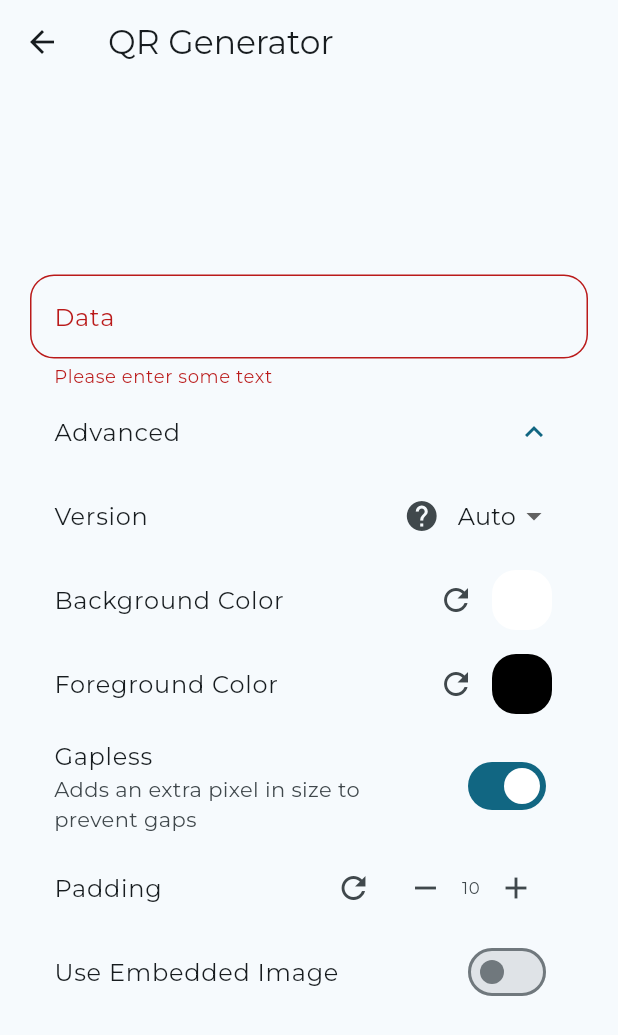
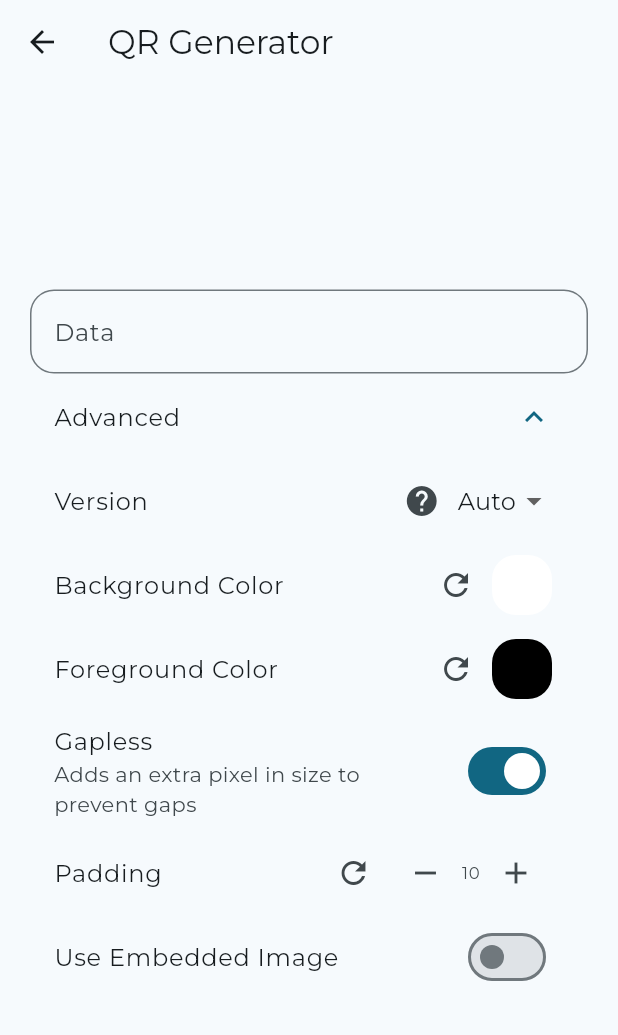
Before and after one commit to jhihyulin/WEBSITE, a Flutter app: the QRGeneratorPage screen opened by its route, after a tap on "Advanced", after a tap on the "refresh" icon, on a phone screen of 412 x 824 dp. Shown: the top 1035 px of the screen. Run offline on Flutter 3.47's test engine with Material 2 defaults, Android fonts, the phone set to English and light mode, and no system bars; our stand-ins replace animated_text_kit, cloud_firestore, firebase_auth, firebase_core, flutter_colorpicker, flutter_svg and 2 more; missing offline and left inert: dart:html, firebase_app_check, firebase_ui_auth, firebase_ui_oauth_facebook, firebase_ui_oauth_google, firebase_ui_oauth_twitter; accounts and stored records are empty; statements that could not run were skipped; project files that could hold a hidden picture were left out.

Commit message:
qr generator remove validator

```diff
--- a/lib/pages/qr_generator.dart
+++ b/lib/pages/qr_generator.dart
@@ -17,7 +17,6 @@ class QRGeneratorPage extends StatefulWidget {
 }
 
 class _QRGeneratorPageState extends State<QRGeneratorPage> {
-  bool _generated = false;
   String _data = '';
   int _version = QrVersions.auto;
   int _versionSelect = QrVersions.auto;
@@ -26,13 +25,12 @@ class _QRGeneratorPageState extends State<QRGeneratorPage> {
   Color _foregroundColor = Colors.black;
   int _padding = 10;
   bool _useEmbeddedImage = false;
-  ImagePicker _imagePicker = ImagePicker();
+  final ImagePicker _imagePicker = ImagePicker();
   var _embeddedImage = null;
   final GlobalKey globalKey = GlobalKey();
   QrEmbeddedImageStyle _embeddedImageSize = QrEmbeddedImageStyle(
     size: Size(30, 30),
   );
-  final _formKey = GlobalKey<FormState>();
   final TextEditingController _textEditingController = TextEditingController();
 
   @override
@@ -41,12 +39,9 @@ class _QRGeneratorPageState extends State<QRGeneratorPage> {
   }
 
   void _generate() {
-    if (_formKey.currentState!.validate()) {
     setState(() {
       _data = _textEditingController.text;
-        _generated = true;
     });
-    }
   }
 
   void _createImageFromRenderKey() async {
@@ -84,9 +79,7 @@ class _QRGeneratorPageState extends State<QRGeneratorPage> {
                     child: Column(
                       mainAxisAlignment: MainAxisAlignment.center,
                       children: [
-                        Form(
-                          key: _formKey,
-                          child: TextFormField(
+                        TextFormField(
                             controller: _textEditingController,
                             decoration: InputDecoration(
                               labelText: 'Data',
@@ -95,16 +88,9 @@ class _QRGeneratorPageState extends State<QRGeneratorPage> {
                                 borderRadius: BorderRadius.circular(16.0),
                               ),
                             ),
-                              validator: (value) {
-                                if (value == null || value.isEmpty) {
-                                  return 'Please enter some text';
-                                }
-                                return null;
-                              },
                             onChanged: (value) {
                               _generate();
                             }),
-                        ),
                         Theme(
                           data: theme,
                           child: ExpansionTile(
```
Lines whose indentation alone changed are shown as unchanged.
